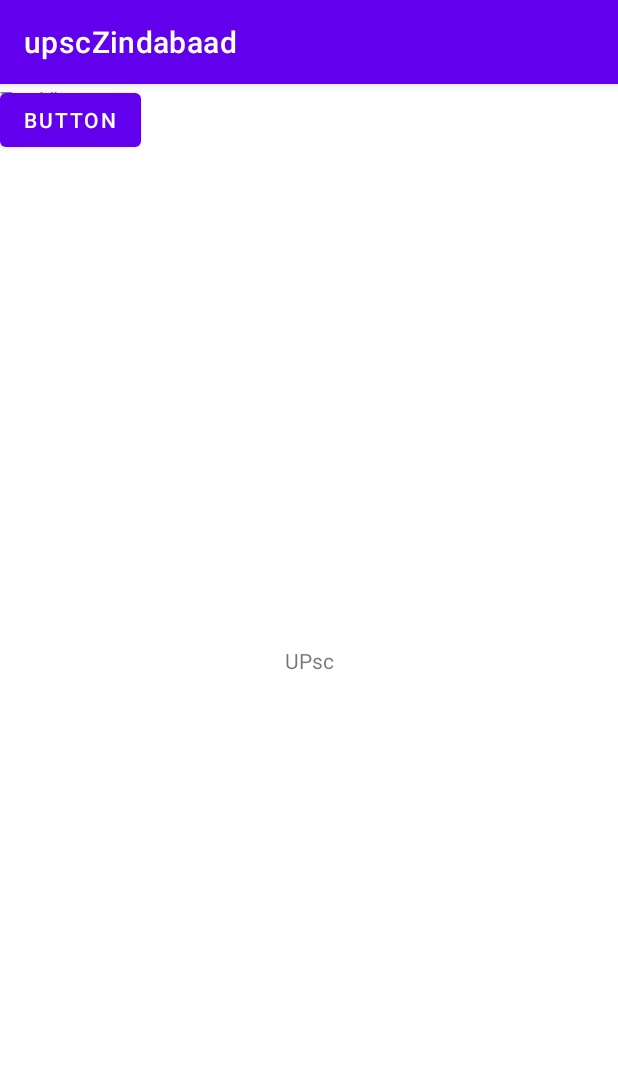
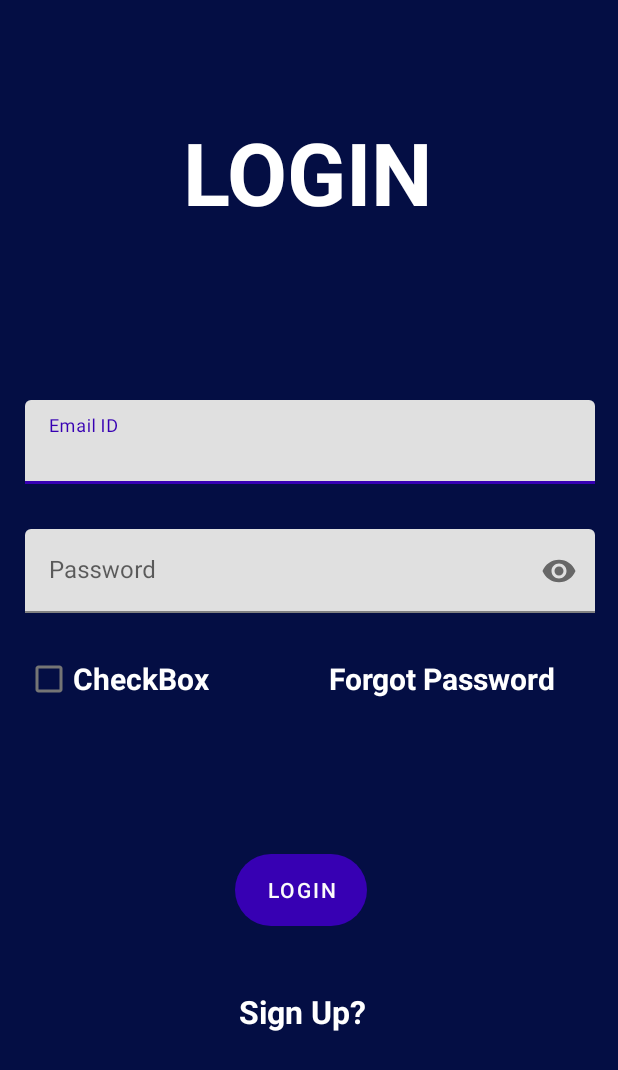
Before and after one commit to sauravkumar-2002/combo-x, an Android app: the screen it shows after launch (MainActivity before the commit, loginActivityG after it), on a phone screen of 412 x 824 dp. Shown: the top 1070 px of the screen. Run offline under Robolectric (Android 15) with nearby library versions, the phone set to English and light mode, and no system bars; our stand-ins replace Firebase (no records; nobody signed in at launch, a user with empty details on screens opened directly); libraries missing offline, so code that uses them is left out: es.dmoral.toasty.

Commit message:
Login page with function(SG)

```diff
--- a/app/build.gradle
+++ b/app/build.gradle
@@ -1,5 +1,6 @@
 plugins {
     id 'com.android.application'
+    id 'com.google.gms.google-services'
 }
 
 android {
@@ -33,7 +34,10 @@ dependencies {
     implementation 'androidx.appcompat:appcompat:1.3.0'
     implementation 'com.google.android.material:material:1.3.0'
     implementation 'androidx.constraintlayout:constraintlayout:2.0.4'
+    implementation 'com.google.firebase:firebase-auth:21.0.1'
     testImplementation 'junit:junit:4.+'
     androidTestImplementation 'androidx.test.ext:junit:1.1.2'
     androidTestImplementation 'androidx.test.espresso:espresso-core:3.3.0'
+    implementation 'com.github.GrenderG:Toasty:1.5.0'
+
 }
--- a/app/src/main/AndroidManifest.xml
+++ b/app/src/main/AndroidManifest.xml
@@ -9,7 +9,8 @@
         android:roundIcon="@mipmap/ic_launcher_round"
         android:supportsRtl="true"
         android:theme="@style/Theme.UpscZindabaad">
-        <activity android:name=".MainActivity">
+        <activity android:name=".dashboardg"></activity>
+        <activity android:name=".loginActivityG">
             <intent-filter>
                 <action android:name="android.intent.action.MAIN" />
 
--- a/app/src/main/java/com/example/upsczindabaad/MainActivity.java
+++ b/app/src/main/java/com/example/upsczindabaad/dashboardg.java
@@ -3,15 +3,12 @@ package com.example.upsczindabaad;
 import androidx.appcompat.app.AppCompatActivity;
 
 import android.os.Bundle;
-import android.widget.TextView;
 
-public class MainActivity extends AppCompatActivity {
-
-    TextView textView;
+public class dashboardg extends AppCompatActivity {
 
     @Override
     protected void onCreate(Bundle savedInstanceState) {
         super.onCreate(savedInstanceState);
-        setContentView(R.layout.activity_main);
+        setContentView(R.layout.activity_dashboardg);
     }
 }
--- /dev/null
+++ b/app/src/main/java/com/example/upsczindabaad/loginActivityG.java
@@ -0,0 +1,91 @@
+package com.example.upsczindabaad;
+
+import androidx.annotation.NonNull;
+import androidx.appcompat.app.AppCompatActivity;
+
+import android.content.Intent;
+import android.os.Bundle;
+import android.util.Patterns;
+import android.view.View;
+import android.view.WindowManager;
+import android.widget.EditText;
+import android.widget.ProgressBar;
+import android.widget.Toast;
+
+import com.google.android.gms.tasks.OnCompleteListener;
+import com.google.android.gms.tasks.Task;
+import com.google.firebase.auth.AuthResult;
+import com.google.firebase.auth.FirebaseAuth;
+
+import es.dmoral.toasty.Toasty;
+
+public class loginActivityG extends AppCompatActivity {
+
+    EditText email,password;
+    private FirebaseAuth mAuth;
+    ProgressBar progressBar;
+
+    @Override
+    protected void onCreate(Bundle savedInstanceState) {
+        super.onCreate(savedInstanceState);
+        setContentView(R.layout.activity_login_g);
+
+        getWindow().setFlags(WindowManager.LayoutParams.FLAG_FULLSCREEN,WindowManager.LayoutParams.FLAG_FULLSCREEN);
+        mAuth = FirebaseAuth.getInstance();
+        email=findViewById(R.id.emailg);
+        password=findViewById(R.id.passwordg);
+        progressBar=findViewById(R.id.progressBarg);
+    }
+
+    public void SignUp(View view) {
+    }
+
+    public void forgotPassword(View view) {
+    }
+
+    public void loging(View view) {
+        String EmailS=email.getText().toString().toLowerCase().trim();
+        String passwordS=password.getText().toString().trim();
+
+
+        if (EmailS.isEmpty()) {
+            this.email.setError("Field can't be empty");
+            this.email.requestFocus();
+            return;
+        }
+
+
+        if (passwordS.isEmpty()) {
+            password.setError("field required");
+            password.requestFocus();
+            return;
+        }
+
+        if (passwordS.length() < 6) {
+            password.setError("minimum length of passwword is 6 leter");
+            password.requestFocus();
+        }
+
+
+progressBar.setVisibility(View.VISIBLE);
+
+        mAuth.signInWithEmailAndPassword(EmailS, passwordS).addOnCompleteListener(new OnCompleteListener<AuthResult>() {
+            @Override
+            public void onComplete(@NonNull Task<AuthResult> task) {
+
+                if (task.isSuccessful()) {
+
+                    Toasty.success(getApplicationContext(), "Login Successful", Toast.LENGTH_SHORT, true).show();
+                    Intent intent = new Intent(getApplicationContext(), dashboardg.class);
+                    intent.addFlags(Intent.FLAG_ACTIVITY_CLEAR_TOP);
+                    startActivity(intent);
+                    finish();
+                } else {
+                    progressBar.setVisibility(View.INVISIBLE);
+                    Toasty.error(getApplicationContext(),task.getException().getMessage()).show();
+                }
+            }
+        });
+
+    }
+}
--- /dev/null
+++ b/app/src/main/res/drawable/bttn_background.xml
@@ -0,0 +1,6 @@
+<?xml version="1.0" encoding="utf-8"?>
+<shape xmlns:android="http://schemas.android.com/apk/res/android" android:shape="rectangle">
+
+    <corners android:radius="90dp"/>
+
+</shape>
--- /dev/null
+++ b/app/src/main/res/layout/activity_dashboardg.xml
@@ -0,0 +1,9 @@
+<?xml version="1.0" encoding="utf-8"?>
+<androidx.constraintlayout.widget.ConstraintLayout xmlns:android="http://schemas.android.com/apk/res/android"
+    xmlns:app="http://schemas.android.com/apk/res-auto"
+    xmlns:tools="http://schemas.android.com/tools"
+    android:layout_width="match_parent"
+    android:layout_height="match_parent"
+    tools:context=".dashboardg">
+
+</androidx.constraintlayout.widget.ConstraintLayout>
--- /dev/null
+++ b/app/src/main/res/layout/activity_login_g.xml
@@ -0,0 +1,159 @@
+<?xml version="1.0" encoding="utf-8"?>
+<androidx.constraintlayout.widget.ConstraintLayout xmlns:android="http://schemas.android.com/apk/res/android"
+    xmlns:app="http://schemas.android.com/apk/res-auto"
+    xmlns:tools="http://schemas.android.com/tools"
+    android:layout_width="match_parent"
+    android:layout_height="match_parent"
+    android:background="#040E44"
+    tools:context=".loginActivityG">
+
+
+    <TextView
+        android:id="@+id/textView"
+        android:layout_width="wrap_content"
+        android:layout_height="wrap_content"
+        android:text="Login"
+        android:textAllCaps="true"
+        android:textColor="@color/white"
+        android:textSize="58sp"
+        android:textStyle="bold"
+        app:layout_constraintBottom_toBottomOf="parent"
+        app:layout_constraintEnd_toEndOf="parent"
+        app:layout_constraintHorizontal_bias="0.497"
+        app:layout_constraintStart_toStartOf="parent"
+        app:layout_constraintTop_toTopOf="parent"
+        app:layout_constraintVertical_bias="0.102" />
+
+    <LinearLayout
+        android:id="@+id/linearLayout"
+        android:layout_width="380dp"
+        android:layout_height="wrap_content"
+        android:layout_marginLeft="20dp"
+        android:layout_marginRight="20dp"
+        android:orientation="vertical"
+        app:layout_constraintBottom_toBottomOf="parent"
+        app:layout_constraintEnd_toEndOf="parent"
+        app:layout_constraintHorizontal_bias="0.497"
+        app:layout_constraintStart_toStartOf="parent"
+        app:layout_constraintTop_toBottomOf="@+id/textView"
+        app:layout_constraintVertical_bias="0.246">
+
+        <com.google.android.material.textfield.TextInputLayout
+            android:layout_width="match_parent"
+            android:layout_height="wrap_content"
+
+            android:hint="Email ID"
+            app:hintTextColor="@color/purple_700">
+
+            <com.google.android.material.textfield.TextInputEditText
+                android:id="@+id/emailg"
+                android:layout_width="match_parent"
+                android:layout_height="match_parent"
+                android:inputType="textEmailAddress"
+                android:textColor="#040D3E"
+                android:textColorHint="@color/black" />
+
+
+        </com.google.android.material.textfield.TextInputLayout>
+
+
+        <com.google.android.material.textfield.TextInputLayout
+            android:layout_width="match_parent"
+            android:layout_height="wrap_content"
+            android:layout_marginTop="30dp"
+
+            android:hint="Password"
+            app:hintTextColor="@color/purple_700"
+            app:passwordToggleEnabled="true">
+
+            <com.google.android.material.textfield.TextInputEditText
+                android:id="@+id/passwordg"
+                android:layout_width="match_parent"
+                android:layout_height="match_parent"
+                android:inputType="textPassword"
+                android:textColor="#040D3E"
+                android:textColorHint="@color/black" />
+
+
+        </com.google.android.material.textfield.TextInputLayout>
+
+        <LinearLayout
+            android:layout_width="wrap_content"
+            android:layout_height="wrap_content"
+            android:layout_marginTop="20dp"
+            android:orientation="horizontal">
+
+
+            <CheckBox
+                android:id="@+id/checkBoxg"
+                android:layout_width="wrap_content"
+                android:layout_height="wrap_content"
+                android:text="CheckBox"
+                android:textColor="@color/white"
+                android:textSize="20sp"
+                android:textStyle="bold"
+                tools:layout_editor_absoluteX="47dp"
+                tools:layout_editor_absoluteY="548dp" />
+
+
+            <TextView
+                android:layout_width="wrap_content"
+                android:layout_height="wrap_content"
+                android:layout_marginLeft="80dp"
+                android:onClick="forgotPassword"
+                android:text="Forgot Password"
+                android:textColor="@color/white"
+                android:textSize="20sp"
+                android:textStyle="bold" />
+
+
+        </LinearLayout>
+
+
+    </LinearLayout>
+
+    <Button
+        android:id="@+id/button"
+        android:layout_width="wrap_content"
+        android:layout_height="wrap_content"
+        android:background="@drawable/bttn_background"
+        android:onClick="loging"
+        android:text="Login"
+        android:textColor="#FBFBFB"
+        app:layout_constraintBottom_toBottomOf="parent"
+        app:layout_constraintEnd_toEndOf="parent"
+        app:layout_constraintHorizontal_bias="0.483"
+        app:layout_constraintStart_toStartOf="parent"
+        app:layout_constraintTop_toBottomOf="@+id/linearLayout"
+        app:layout_constraintVertical_bias="0.309" />
+
+    <TextView
+        android:id="@+id/textView2"
+        android:layout_width="wrap_content"
+        android:layout_height="wrap_content"
+        android:onClick="SignUp"
+        android:text="Sign Up?"
+        android:textColor="@color/white"
+        android:textSize="21sp"
+        android:textStyle="bold"
+        app:layout_constraintBottom_toBottomOf="parent"
+        app:layout_constraintEnd_toEndOf="parent"
+        app:layout_constraintHorizontal_bias="0.487"
+        app:layout_constraintStart_toStartOf="parent"
+        app:layout_constraintTop_toBottomOf="@+id/button"
+        app:layout_constraintVertical_bias="0.24" />
+
+    <ProgressBar
+        android:id="@+id/progressBarg"
+        android:visibility="invisible"
+        style="?android:attr/progressBarStyle"
+        android:layout_width="wrap_content"
+        android:layout_height="wrap_content"
+        app:layout_constraintBottom_toTopOf="@+id/button"
+        app:layout_constraintEnd_toEndOf="parent"
+        app:layout_constraintHorizontal_bias="0.5"
+        app:layout_constraintStart_toStartOf="parent"
+        app:layout_constraintTop_toBottomOf="@+id/linearLayout" />
+
+
+</androidx.constraintlayout.widget.ConstraintLayout>
--- a/app/src/main/res/layout/activity_main.xml
+++ /dev/null
@@ -1,40 +0,0 @@
-<?xml version="1.0" encoding="utf-8"?>
-<androidx.constraintlayout.widget.ConstraintLayout xmlns:android="http://schemas.android.com/apk/res/android"
-    xmlns:app="http://schemas.android.com/apk/res-auto"
-    xmlns:tools="http://schemas.android.com/tools"
-    android:layout_width="match_parent"
-    android:layout_height="match_parent"
-    tools:context=".MainActivity">
-
-    <TextView
-        android:layout_width="wrap_content"
-        android:layout_height="wrap_content"
-        android:text="UPsc"
-        app:layout_constraintBottom_toBottomOf="parent"
-        app:layout_constraintLeft_toLeftOf="parent"
-        app:layout_constraintRight_toRightOf="parent"
-        app:layout_constraintTop_toTopOf="parent" />
-
-    <TextView
-        android:id="@+id/textView"
-        android:layout_width="wrap_content"
-        android:layout_height="wrap_content"
-        android:text="TextView"
-        tools:layout_editor_absoluteX="153dp"
-        tools:layout_editor_absoluteY="96dp" />
-
-    <Button
-        android:id="@+id/button"
-        android:layout_width="wrap_content"
-        android:layout_height="wrap_content"
-        android:text="Button"
-        tools:layout_editor_absoluteX="155dp"
-        tools:layout_editor_absoluteY="239dp" />
-
-    <androidx.recyclerview.widget.RecyclerView
-        android:layout_width="match_parent"
-        android:layout_height="match_parent"
-        tools:layout_editor_absoluteX="210dp"
-        tools:layout_editor_absoluteY="509dp" />
-
-</androidx.constraintlayout.widget.ConstraintLayout>
--- a/app/src/main/res/values/colors.xml
+++ b/app/src/main/res/values/colors.xml
@@ -1,8 +1,9 @@
 <?xml version="1.0" encoding="utf-8"?>
 <resources>
-    <color name="purple_200">#FFBB86FC</color>
-    <color name="purple_500">#FF6200EE</color>
+    <color name="purple_200">#FF3700B3</color>
+    <color name="sandeep">#F1F1F1</color>
     <color name="purple_700">#FF3700B3</color>
+    <color name="purple_500">#FF3700B3</color>
     <color name="teal_200">#FF03DAC5</color>
     <color name="teal_700">#FF018786</color>
     <color name="black">#FF000000</color>
--- a/app/src/main/res/values/themes.xml
+++ b/app/src/main/res/values/themes.xml
@@ -1,6 +1,6 @@
 <resources xmlns:tools="http://schemas.android.com/tools">
     <!-- Base application theme. -->
-    <style name="Theme.UpscZindabaad" parent="Theme.MaterialComponents.DayNight.DarkActionBar">
+    <style name="Theme.UpscZindabaad" parent="Theme.MaterialComponents.DayNight.NoActionBar">
         <!-- Primary brand color. -->
         <item name="colorPrimary">@color/purple_500</item>
         <item name="colorPrimaryVariant">@color/purple_700</item>
--- a/build.gradle
+++ b/build.gradle
@@ -6,6 +6,7 @@ buildscript {
     }
     dependencies {
         classpath "com.android.tools.build:gradle:4.1.2"
+        classpath 'com.google.gms:google-services:4.3.8'
 
         // NOTE: Do not place your application dependencies here; they belong
         // in the individual module build.gradle files
@@ -16,6 +17,7 @@ allprojects {
     repositories {
         google()
         jcenter()
+        maven { url "https://jitpack.io" }
     }
 }
 
```
Also changed, not shown: app/src/main/res/drawable-v24/loginbackground.png (added), app/src/main/res/values/strings.xml (line endings or trailing spaces).
